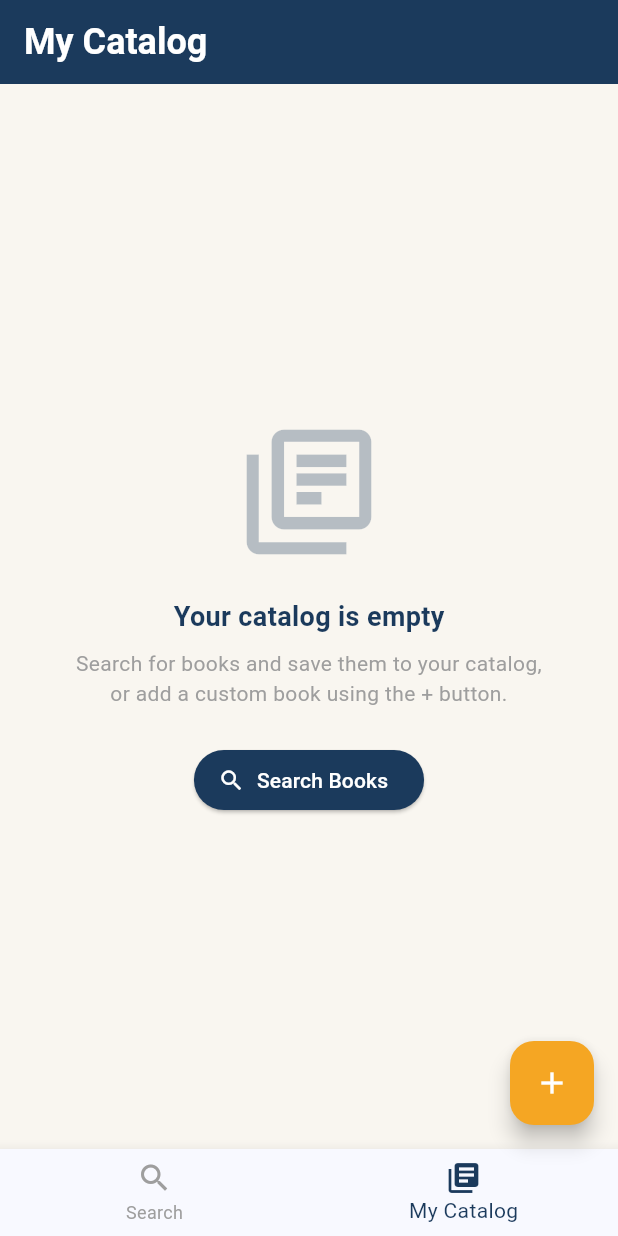
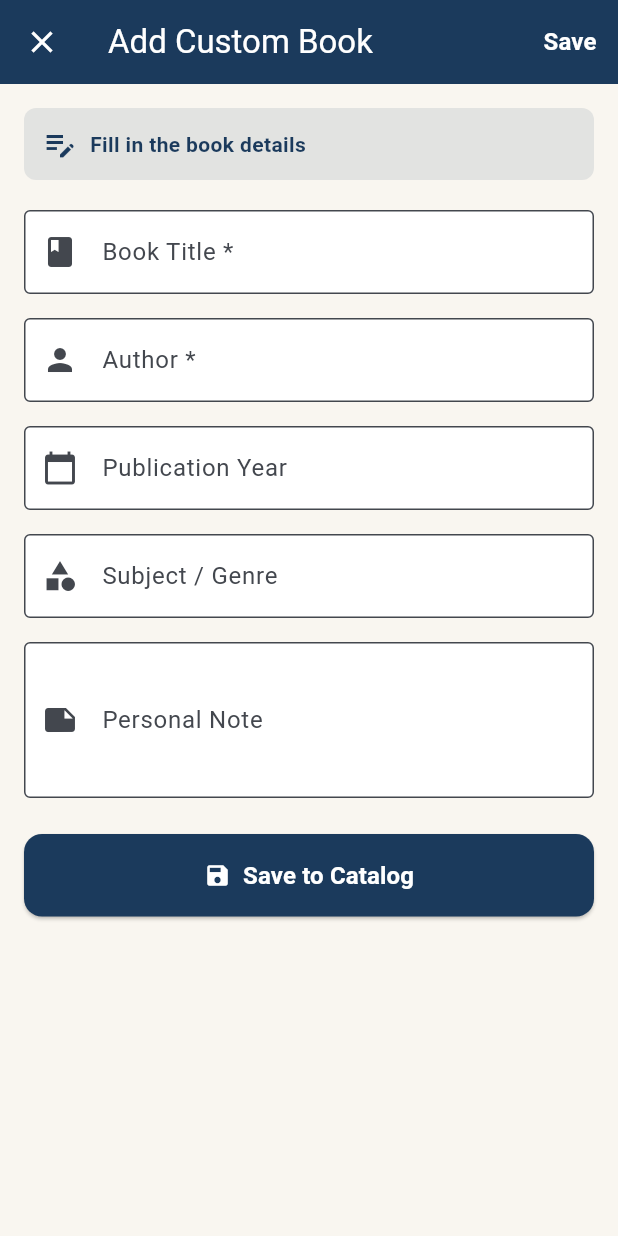
Before and after one commit to effileo/Library-Catalog-Provider-Http-, a Flutter app: the screen it shows after launch, item 2 of the bottom bar chosen, after a tap on the "add" icon, on a phone screen of 412 x 824 dp. Run offline on Flutter 3.47's test engine with Material 3 defaults, Android fonts, the phone set to English and light mode, and no system bars.

Commit message:
Build AddBookScreen (Create)

```diff
--- /dev/null
+++ b/lib/screens/add_book_screen.dart
@@ -0,0 +1,251 @@
+import 'package:flutter/material.dart';
+import 'package:provider/provider.dart';
+import '../providers/library_provider.dart';
+import '../models/book.dart';
+import '../utils/constants.dart';
+
+class AddBookScreen extends StatefulWidget {
+  const AddBookScreen({super.key});
+
+  @override
+  State<AddBookScreen> createState() => _AddBookScreenState();
+}
+
+class _AddBookScreenState extends State<AddBookScreen> {
+  final TextEditingController _titleController = TextEditingController();
+  final TextEditingController _authorController = TextEditingController();
+  final TextEditingController _yearController = TextEditingController();
+  final TextEditingController _subjectController = TextEditingController();
+  final TextEditingController _noteController = TextEditingController();
+  final GlobalKey<FormState> _formKey = GlobalKey<FormState>();
+  bool _isSaving = false;
+
+  @override
+  void initState() {
+    super.initState();
+  }
+
+  @override
+  void dispose() {
+    _titleController.dispose();
+    _authorController.dispose();
+    _yearController.dispose();
+    _subjectController.dispose();
+    _noteController.dispose();
+    super.dispose();
+  }
+
+  Future<void> _saveBook() async {
+    if (!_formKey.currentState!.validate()) {
+      return;
+    }
+
+    setState(() {
+      _isSaving = true;
+    });
+
+    final newBook = Book(
+      id: 'custom_${DateTime.now().millisecondsSinceEpoch}',
+      title: _titleController.text.trim(),
+      author: _authorController.text.trim(),
+      publishYear: int.tryParse(_yearController.text.trim()),
+      coverUrl: null,
+      subject: _subjectController.text.trim().isEmpty ? null : _subjectController.text.trim(),
+      personalNote: _noteController.text.trim(),
+      isFavorite: false,
+    );
+
+    context.read<LibraryProvider>().addBook(newBook);
+
+    await Future.delayed(const Duration(milliseconds: 300));
+
+    setState(() {
+      _isSaving = false;
+    });
+
+    if (mounted) {
+      ScaffoldMessenger.of(context).showSnackBar(
+        SnackBar(content: Text('"${newBook.title}" added to your catalog!')),
+      );
+      Navigator.pop(context);
+    }
+  }
+
+  @override
+  Widget build(BuildContext context) {
+    return Scaffold(
+      appBar: AppBar(
+        title: const Text('Add Custom Book', style: TextStyle(color: Colors.white)),
+        backgroundColor: AppColors.primary,
+        leading: IconButton(
+          icon: const Icon(Icons.close),
+          onPressed: () => Navigator.pop(context),
+        ),
+        actions: [
+          TextButton(
+            onPressed: _isSaving ? null : _saveBook,
+            child: Text(
+              _isSaving ? 'Saving...' : 'Save',
+              style: const TextStyle(
+                color: Colors.white,
+                fontWeight: FontWeight.bold,
+                fontSize: 16,
+              ),
+            ),
+          ),
+        ],
+      ),
+      body: SingleChildScrollView(
+        padding: const EdgeInsets.all(16.0),
+        child: Form(
+          key: _formKey,
+          child: Column(
+            crossAxisAlignment: CrossAxisAlignment.stretch,
+            children: [
+              // SECTION HEADER
+              Container(
+                decoration: BoxDecoration(
+                  color: AppColors.primary.withOpacity(0.1),
+                  borderRadius: BorderRadius.circular(8),
+                ),
+                padding: const EdgeInsets.all(12),
+                child: const Row(
+                  children: [
+                    Icon(Icons.edit_note, color: AppColors.primary),
+                    SizedBox(width: 8),
+                    Text(
+                      'Fill in the book details',
+                      style: TextStyle(
+                        color: AppColors.primary,
+                        fontWeight: FontWeight.bold,
+                      ),
+                    ),
+                  ],
+                ),
+              ),
+              const SizedBox(height: 20),
+
+              // FORM FIELDS
+              TextFormField(
+                controller: _titleController,
+                decoration: const InputDecoration(
+                  labelText: 'Book Title *',
+                  prefixIcon: Icon(Icons.book),
+                ),
+                validator: (value) {
+                  if (value == null || value.trim().isEmpty) {
+                    return 'Please enter a title';
+                  }
+                  return null;
+                },
+              ),
+              const SizedBox(height: 16),
+
+              TextFormField(
+                controller: _authorController,
+                decoration: const InputDecoration(
+                  labelText: 'Author *',
+                  prefixIcon: Icon(Icons.person),
+                ),
+                validator: (value) {
+                  if (value == null || value.trim().isEmpty) {
+                    return 'Please enter an author';
+                  }
+                  return null;
+                },
+              ),
+              const SizedBox(height: 16),
+
+              TextFormField(
+                controller: _yearController,
+                decoration: const InputDecoration(
+                  labelText: 'Publication Year',
+                  prefixIcon: Icon(Icons.calendar_today),
+                ),
+                keyboardType: TextInputType.number,
+                validator: (value) {
+                  if (value != null && value.trim().isNotEmpty) {
+                    if (int.tryParse(value.trim()) == null) {
+                      return 'Please enter a valid year';
+                    }
+                  }
+                  return null;
+                },
+              ),
+              const SizedBox(height: 16),
+
+              TextFormField(
+                controller: _subjectController,
+                decoration: const InputDecoration(
+                  labelText: 'Subject / Genre',
+                  prefixIcon: Icon(Icons.category),
+                ),
+              ),
+              const SizedBox(height: 16),
+
+              TextFormField(
+                controller: _noteController,
+                decoration: const InputDecoration(
+                  labelText: 'Personal Note',
+                  prefixIcon: Icon(Icons.note),
+                  hintText: 'Your thoughts about this book...',
+                ),
+                maxLines: 3,
+              ),
+              const SizedBox(height: 24),
+
+              // SAVE BUTTON
+              SizedBox(
+                width: double.infinity,
+                child: ElevatedButton(
+                  onPressed: _isSaving ? null : _saveBook,
+                  style: ElevatedButton.styleFrom(
+                    backgroundColor: AppColors.primary,
+                    padding: const EdgeInsets.symmetric(vertical: 16),
+                    shape: RoundedRectangleBorder(
+                      borderRadius: BorderRadius.circular(12),
+                    ),
+                  ),
+                  child: _isSaving
+                      ? const Row(
+                          mainAxisAlignment: MainAxisAlignment.center,
+                          children: [
+                            SizedBox(
+                              width: 20,
+                              height: 20,
+                              child: CircularProgressIndicator(
+                                color: Colors.white,
+                                strokeWidth: 2,
+                              ),
+                            ),
+                            SizedBox(width: 12),
+                            Text(
+                              'Saving...',
+                              style: TextStyle(color: Colors.white),
+                            ),
+                          ],
+                        )
+                      : const Row(
+                          mainAxisAlignment: MainAxisAlignment.center,
+                          children: [
+                            Icon(Icons.save, color: Colors.white),
+                            SizedBox(width: 8),
+                            Text(
+                              'Save to Catalog',
+                              style: TextStyle(
+                                fontSize: 16,
+                                fontWeight: FontWeight.bold,
+                                color: Colors.white,
+                              ),
+                            ),
+                          ],
+                        ),
+                ),
+              ),
+            ],
+          ),
+        ),
+      ),
+    );
+  }
+}
--- a/lib/screens/home_screen.dart
+++ b/lib/screens/home_screen.dart
@@ -2,6 +2,7 @@ import 'package:flutter/material.dart';
 import '../utils/constants.dart';
 import './search_screen.dart';
 import './catalog_screen.dart';
+import './add_book_screen.dart';
 
 class HomeScreen extends StatefulWidget {
   const HomeScreen({super.key});
@@ -79,7 +80,12 @@ class _HomeScreenState extends State<HomeScreen> {
               backgroundColor: AppColors.secondary,
               tooltip: 'Add Custom Book',
               onPressed: () {
-                // TODO: Navigate to AddBookScreen
+                Navigator.push(
+                  context,
+                  MaterialPageRoute(
+                    builder: (context) => const AddBookScreen(),
+                  ),
+                );
               },
               child: const Icon(Icons.add),
             )
```
